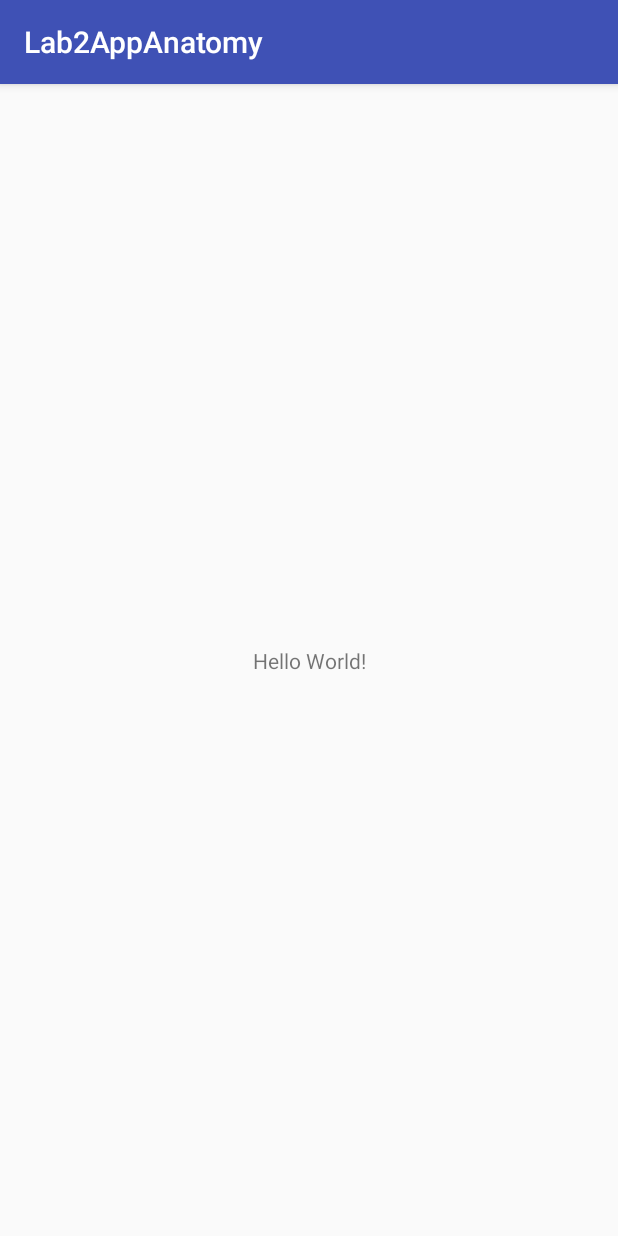
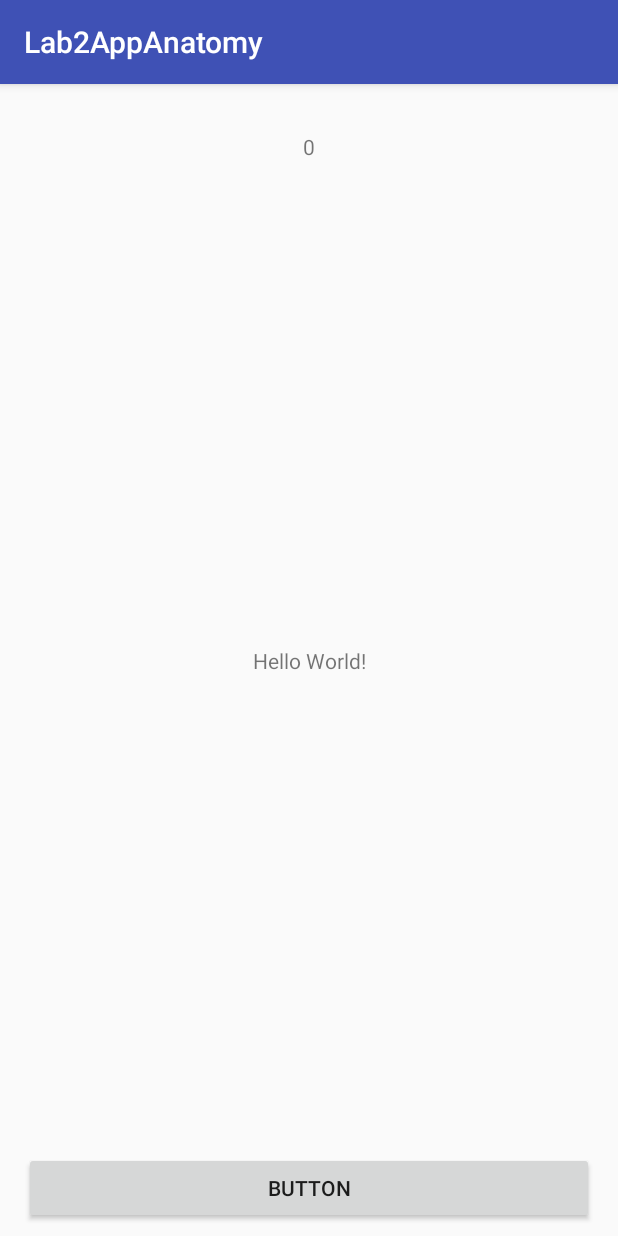
Before and after one commit to AlexKarlsen/ITSMAP, an Android app: the screen it shows after launch (RotateLifeCycle), on a phone screen of 412 x 824 dp. Run offline under Robolectric (Android 15) with nearby library versions, the phone set to English and light mode, and no system bars.

Commit message:
Lab 2.1 done

```diff
--- a/Lab2AppAnatomy/app/src/main/java/com/example/alex/lab2appanatomy/RotateLifeCycle.java
+++ b/Lab2AppAnatomy/app/src/main/java/com/example/alex/lab2appanatomy/RotateLifeCycle.java
@@ -3,14 +3,48 @@
 import android.support.v7.app.AppCompatActivity;
 import android.os.Bundle;
 import android.util.Log;
+import android.view.View;
+import android.widget.Button;
+import android.widget.TextView;
 
 public class RotateLifeCycle extends AppCompatActivity {
+
+    int counter = 0;
 
     @Override
     protected void onCreate(Bundle savedInstanceState) {
         super.onCreate(savedInstanceState);
         Log.d("LifeCycle","onCreate() called");
         setContentView(R.layout.activity_rotate_life_cycle);
+
+        // recovering the instance state
+        if (savedInstanceState != null) {
+            counter = savedInstanceState.getInt("COUNTER_KEY");
+        }
+
+        TextView textView = (TextView) findViewById(R.id.textView);
+        textView.setText(Integer.toString(counter));
+
+        Button button = (Button) findViewById(R.id.button);
+        button.setOnClickListener(myListener);
+    }
+
+    // Create an anonymous implementation of OnClickListener
+    private View.OnClickListener myListener = new View.OnClickListener() {
+        public void onClick(View v) {
+            // do something when the button is clicked
+            TextView textView = (TextView) findViewById(R.id.textView);
+            counter += 1;
+            textView.setText(Integer.toString(counter));
+        }
+    };
+
+    // invoked when the activity may be temporarily destroyed, save the instance state here
+    @Override
+    public void onSaveInstanceState(Bundle outState) {
+        outState.putInt("COUNTER_KEY", counter);
+        // call superclass to save any view hierarchy
+        super.onSaveInstanceState(outState);
     }
 
     @Override
--- a/Lab2AppAnatomy/app/src/main/res/layout/activity_rotate_life_cycle.xml
+++ b/Lab2AppAnatomy/app/src/main/res/layout/activity_rotate_life_cycle.xml
@@ -15,4 +15,30 @@
         app:layout_constraintRight_toRightOf="parent"
         app:layout_constraintTop_toTopOf="parent" />
 
+    <Button
+        android:id="@+id/button"
+        android:layout_width="0dp"
+        android:layout_height="48dp"
+        android:text="Button"
+        android:layout_marginLeft="16dp"
+        app:layout_constraintLeft_toLeftOf="parent"
+        android:layout_marginBottom="8dp"
+        android:layout_marginRight="16dp"
+        app:layout_constraintRight_toRightOf="parent"
+        app:layout_constraintBottom_toBottomOf="parent"
+        app:layout_constraintHorizontal_bias="0.0" />
+
+    <TextView
+        android:id="@+id/textView"
+        android:layout_width="wrap_content"
+        android:layout_height="wrap_content"
+        android:text="0"
+        android:textAlignment="center"
+        app:layout_constraintTop_toTopOf="parent"
+        android:layout_marginTop="32dp"
+        android:layout_marginLeft="8dp"
+        app:layout_constraintLeft_toLeftOf="parent"
+        android:layout_marginRight="8dp"
+        app:layout_constraintRight_toRightOf="parent" />
+
 </android.support.constraint.ConstraintLayout>
```
